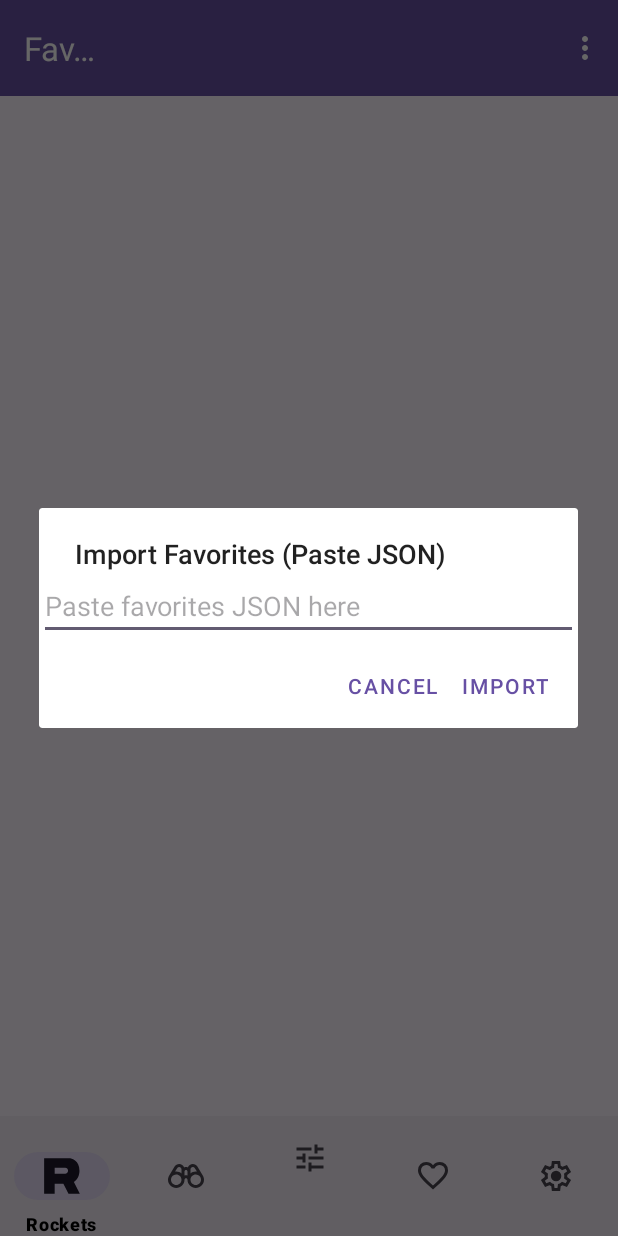
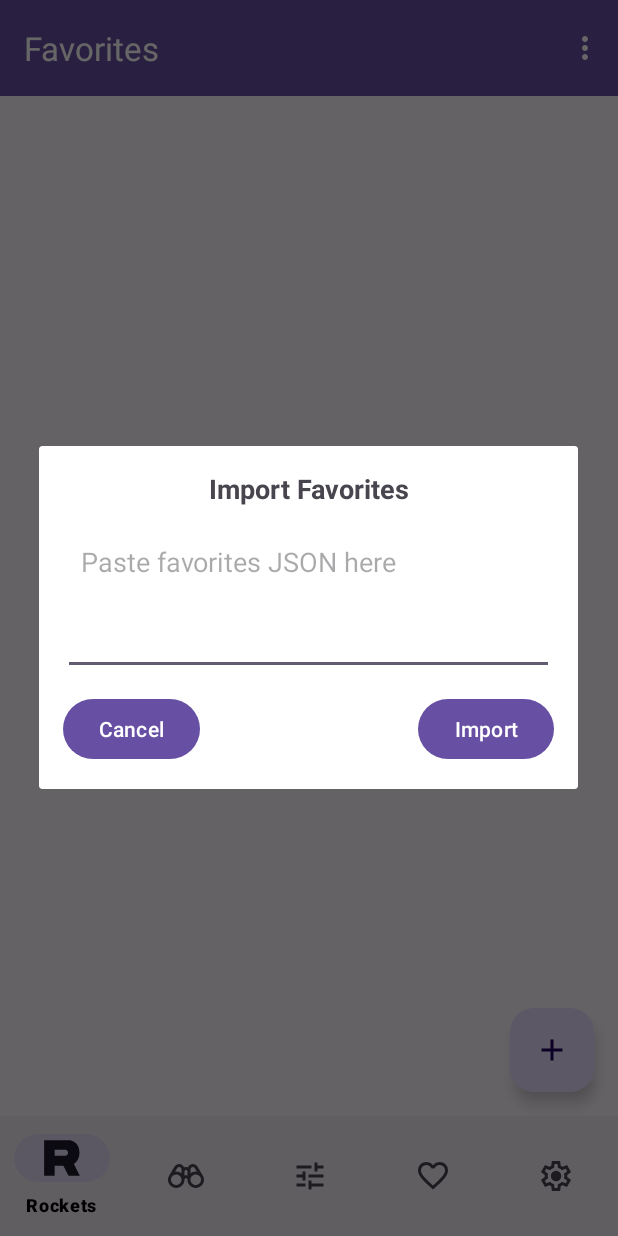
Before and after one commit to Mints1104/Gamma-2.0, an Android app: the FavoritesFragment screen opened through its navigation route, in the options menu, after a tap on "Import Favorites", on a phone screen of 412 x 824 dp. Run offline under Robolectric (Android 15) with nearby library versions, the phone set to English and light mode, and no system bars; our stand-ins replace navigation-ui.

Commit message:
- Improved UI for many dialogs - made snackbar display correct colours in day/night mode

```diff
--- a/app/src/main/java/com/mints/projectgammatwo/ui/FavoritesFragment.kt
+++ b/app/src/main/java/com/mints/projectgammatwo/ui/FavoritesFragment.kt
@@ -9,6 +9,7 @@ import android.net.Uri
 import android.os.Bundle
 import android.text.InputType
 import android.view.*
+import android.widget.Button
 import android.widget.EditText
 import android.widget.Toast
 import androidx.coordinatorlayout.widget.CoordinatorLayout
@@ -136,22 +137,32 @@ class FavoritesFragment : Fragment(), FavoriteDialogFragment.FavoriteDialogListe
      */
     private fun showImportFavoritesDialog() {
         val builder = AlertDialog.Builder(requireContext())
-        builder.setTitle("Import Favorites (Paste JSON)")
-        val input = EditText(requireContext())
-        input.inputType = InputType.TYPE_CLASS_TEXT or InputType.TYPE_TEXT_FLAG_MULTI_LINE
-        input.hint = "Paste favorites JSON here"
-        builder.setView(input)
-        builder.setPositiveButton("Import") { dialog, _ ->
-            val jsonString = input.text.toString()
+        val inflater = requireActivity().layoutInflater
+        val dialogView = inflater.inflate(R.layout.dialog_import_favorites, null)
+
+        val editText = dialogView.findViewById<EditText>(R.id.editImportJson)
+        val cancelButton = dialogView.findViewById<Button>(R.id.cancelImportButton)
+        val importButton = dialogView.findViewById<Button>(R.id.importButton)
+
+        builder.setView(dialogView)
+        val dialog = builder.create()
+
+        // Set up button click listeners
+        cancelButton.setOnClickListener {
+            dialog.dismiss()
+        }
+
+        importButton.setOnClickListener {
+            val jsonString = editText.text.toString()
             if (jsonString.isBlank()) {
                 Toast.makeText(requireContext(), "Input cannot be empty", Toast.LENGTH_SHORT).show()
             } else {
                 importFavorites(jsonString)
+                dialog.dismiss()
             }
-            dialog.dismiss()
         }
-        builder.setNegativeButton("Cancel") { dialog, _ -> dialog.cancel() }
-        builder.show()
+
+        dialog.show()
     }
 
     /**
--- /dev/null
+++ b/app/src/main/res/layout/dialog_import_favorites.xml
@@ -0,0 +1,59 @@
+<?xml version="1.0" encoding="utf-8"?>
+<androidx.constraintlayout.widget.ConstraintLayout
+    xmlns:android="http://schemas.android.com/apk/res/android"
+    xmlns:app="http://schemas.android.com/apk/res-auto"
+    android:layout_width="match_parent"
+    android:layout_height="wrap_content"
+    android:padding="16dp">
+
+    <!-- Title -->
+    <TextView
+        android:id="@+id/importTitle"
+        android:layout_width="0dp"
+        android:layout_height="wrap_content"
+        android:text="Import Favorites"
+        android:textSize="18sp"
+        android:textStyle="bold"
+        android:gravity="center"
+        app:layout_constraintTop_toTopOf="parent"
+        app:layout_constraintStart_toStartOf="parent"
+        app:layout_constraintEnd_toEndOf="parent" />
+
+    <!-- JSON Input -->
+    <EditText
+        android:id="@+id/editImportJson"
+        android:layout_width="0dp"
+        android:layout_height="100dp"
+        android:hint="Paste favorites JSON here"
+        android:inputType="textMultiLine"
+        android:gravity="top|start"
+        android:scrollbars="vertical"
+        android:maxLines="6"
+        android:scrollHorizontally="false"
+        android:padding="12dp"
+        app:layout_constraintTop_toBottomOf="@id/importTitle"
+        app:layout_constraintStart_toStartOf="parent"
+        app:layout_constraintEnd_toEndOf="parent"
+        app:layout_constraintBottom_toTopOf="@id/cancelImportButton"
+        android:layout_marginTop="12dp"
+        android:layout_marginBottom="12dp" />
+
+    <!-- Cancel Button -->
+    <Button
+        android:id="@+id/cancelImportButton"
+        android:layout_width="wrap_content"
+        android:layout_height="wrap_content"
+        android:text="Cancel"
+        app:layout_constraintBottom_toBottomOf="parent"
+        app:layout_constraintStart_toStartOf="parent" />
+
+    <!-- Import Button -->
+    <Button
+        android:id="@+id/importButton"
+        android:layout_width="wrap_content"
+        android:layout_height="wrap_content"
+        android:text="Import"
+        app:layout_constraintBottom_toBottomOf="parent"
+        app:layout_constraintEnd_toEndOf="parent" />
+
+</androidx.constraintlayout.widget.ConstraintLayout>
--- a/app/src/main/res/values-night/themes.xml
+++ b/app/src/main/res/values-night/themes.xml
@@ -7,11 +7,13 @@
         <!-- Use a dark primary color for better contrast with white text -->
         <item name="colorPrimary">@color/dark_purple</item>
         <item name="colorOnPrimary">@color/white</item>
-
+        <item name="snackbarStyle">@style/Widget.App.Snackbar</item>
+        <item name="snackbarTextViewStyle">@style/Widget.App.Snackbar.TextView</item>
         <!-- Dark action bar theme for white text on dark background -->
         <item name="actionBarTheme">@style/ThemeOverlay.AppCompat.Dark.ActionBar</item>
         <item name="popupTheme">@style/OverflowMenuTheme</item>
     </style>
+
 
     <!-- Dark overflow menu theme -->
     <style name="OverflowMenuTheme" parent="ThemeOverlay.Material3">
@@ -20,6 +22,15 @@
         <item name="subtitleTextColor">@color/white</item>
         <item name="navigationIconTint">@color/white</item>
     </style>
+
+    <style name="Widget.App.Snackbar" parent="Widget.Material3.Snackbar">
+        <item name="backgroundTint">@color/black</item>
+    </style>
+
+    <style name="Widget.App.Snackbar.TextView" parent="Widget.Material3.Snackbar.TextView">
+        <item name="android:textColor">@color/white</item>
+    </style>
+
 
     <!-- Custom dark toolbar theme for better control -->
     <style name="CustomToolbarTheme" parent="ThemeOverlay.Material3.Dark.ActionBar">
--- a/app/src/main/res/values/themes.xml
+++ b/app/src/main/res/values/themes.xml
@@ -6,6 +6,8 @@
         <!-- Use the app bar theme reference for toolbar styling -->
         <item name="actionBarTheme">@style/ThemeOverlay.AppCompat.Dark.ActionBar</item>
         <item name="popupTheme">@style/OverflowMenuTheme</item>
+        <item name="snackbarStyle">@style/Widget.App.Snackbar</item>
+        <item name="snackbarTextViewStyle">@style/Widget.App.Snackbar.TextView</item>
     </style>
 
     <style name="OverflowMenuTheme" parent="ThemeOverlay.Material3">
@@ -15,6 +17,15 @@
         <item name="navigationIconTint">@color/black</item>
 
     </style>
+
+    <style name="Widget.App.Snackbar" parent="Widget.Material3.Snackbar">
+        <item name="backgroundTint">@color/white</item>
+    </style>
+
+    <style name="Widget.App.Snackbar.TextView" parent="Widget.Material3.Snackbar.TextView">
+        <item name="android:textColor">@color/black</item>
+    </style>
+
 
     <!-- Add this to your existing themes.xml (light theme) -->
     <style name="CustomToolbarTheme" parent="ThemeOverlay.Material3.Dark.ActionBar">
```
Also changed, not shown: app/src/main/java/com/mints/projectgammatwo/ui/FilterFragment.kt (+24 -12 lines), app/src/main/java/com/mints/projectgammatwo/ui/SettingsFragment.kt (+20 -10 lines), app/src/main/res/drawable/save_as_24px.xml (added, +10 -0 lines), app/src/main/res/layout/dialog_import_settings.xml (added, +59 -0 lines), app/src/main/res/layout/dialog_save_filter.xml (added, +56 -0 lines), app/src/main/res/menu/filter_nav_menu.xml (+8 -1 lines).
